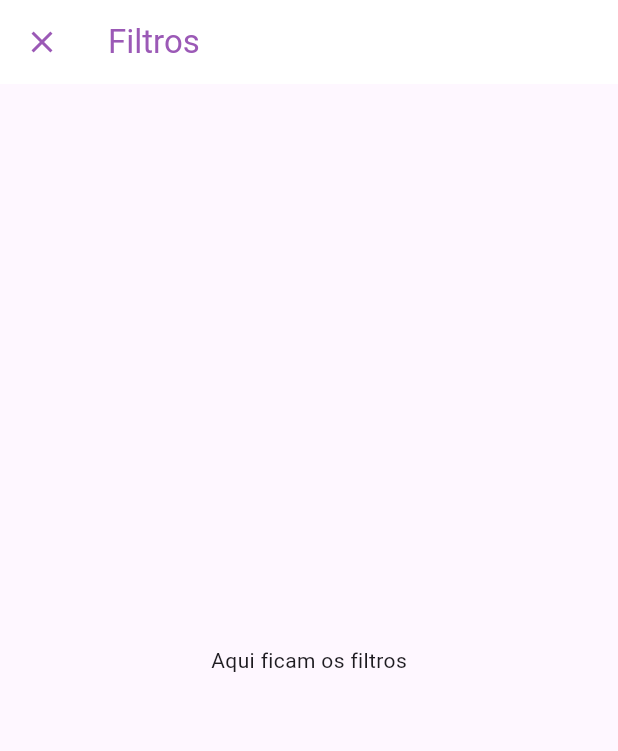
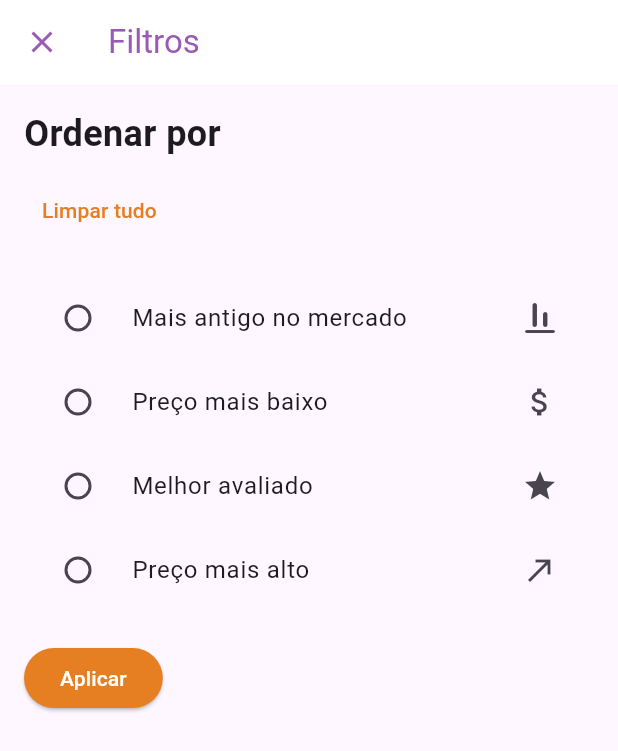
Before and after one commit to antoniosereno95/marcasom, a Flutter app: the ListagemArtista screen opened directly with empty values, after a tap on "Filtros", on a phone screen of 412 x 824 dp. Shown: the top 751 px of the screen. Run offline on Flutter 3.47's test engine with Material 3 defaults, Android fonts, the phone set to English and light mode, and no system bars; our stand-ins replace flutter_svg, flutter_typeahead, page_transition.

Commit message:
Filtragem de artistas

```diff
--- a/lib/screens/listagemArtista.dart
+++ b/lib/screens/listagemArtista.dart
@@ -2,14 +2,7 @@ import 'package:flutter/material.dart';
 import 'package:marcasom/screens/perfilArtistScreen.dart';
 import 'package:marcasom/widgets/filtroArtista.dart';
 
-class ListagemArtista extends StatelessWidget {
-  ListagemArtista({super.key, required this.data, this.genero = '', required this.local});
-
-  final String local;
-  final String data;
-  final String genero;
-
-  final List<Map<String, String>> musicians = [
+final List<Map<String, String>> musicians = [
     {
       "nome": "Sibá",
       "tipo": "Solo",
@@ -352,37 +345,55 @@ class ListagemArtista extends StatelessWidget {
       "email": "souldorecife@musica.com"
     }
 ];
+class ListagemArtista extends StatefulWidget {
+  const ListagemArtista({super.key, required this.data, this.genero = '', required this.local});
+
+  final String local;
+  final String data;
+  final String genero;
+
+@override
+  _ListagemArtistaState createState() => _ListagemArtistaState();
+}
+
+  class _ListagemArtistaState extends State<ListagemArtista> {
+  String _filterOption = '';
+
+  void _updateFilter(String filterOption) {
+    setState(() {
+      _filterOption = filterOption;
+    });
+  }
 
   @override
   Widget build(BuildContext context) {
-    print(data);
-    List<Map<String, String>> filteredMusicians = musicians.where((musician) => (musician['generoMusical'] == genero && musician['local'] == local)).toList();
+    List<Map<String, String>> filteredMusicians = musicians.where((musician) => (musician['generoMusical'] == widget.genero && musician['local'] == widget.local)).toList();
 
-    if(genero == ''){
-      filteredMusicians = musicians.where((musician) => (musician['local'] == local)).toList();
+    if(widget.genero == ''){
+      filteredMusicians = musicians.where((musician) => (musician['local'] == widget.local)).toList();
+    }
+
+    // Ordenar conforme a opção selecionada
+    switch (_filterOption) {
+      case 'Mais antigo no mercado':
+        filteredMusicians.sort((a, b) => int.parse(a['dataNascimento']!.split('/')[2]).compareTo(int.parse(b['dataNascimento']!.split('/')[2])));
+        break;
+      case 'Preço mais baixo':
+        filteredMusicians.sort((a, b) => double.parse(a['cache']!.replaceAll(RegExp(r'[^\d]'), '')).compareTo(double.parse(b['cache']!.replaceAll(RegExp(r'[^\d]'), ''))));
+        break;
+      case 'Melhor avaliado':
+        filteredMusicians.sort((a, b) => double.parse(b['avaliacao']!).compareTo(double.parse(a['avaliacao']!)));
+        break;
+      case 'Preço mais alto':
+        filteredMusicians.sort((a, b) => double.parse(a['cache']!.replaceAll(RegExp(r'[^\d]'), '')).compareTo(double.parse(b['cache']!.replaceAll(RegExp(r'[^\d]'), ''))));
+        filteredMusicians = filteredMusicians.reversed.toList(); // Inverter a lista para obter o preço mais alto primeiro
+        break;
     }
 
     return Scaffold(
       body: Column(
         children: [
-          const BarraSuperior(),
-          Expanded(
-            child: ListaArtistas(musicians: filteredMusicians),
-          ),
-        ],
-      ),
-    );
-  }
-}
-
-class BarraSuperior extends StatelessWidget {
-  const BarraSuperior({
-    super.key,
-  });
-
-  @override
-  Widget build(BuildContext context) {
-    return Container(
+          Container(
       decoration: BoxDecoration(
         color: Colors.white,
         boxShadow: [
@@ -405,12 +416,15 @@ class BarraSuperior extends StatelessWidget {
               },
             ),
             GestureDetector(
-              onTap: () {
-                Navigator.push(
-                  context,
-                  MaterialPageRoute(builder: (context) => const Filtros()),
-                );
-              },
+              onTap: () async {
+              final result = await Navigator.push(
+                context,
+                MaterialPageRoute(builder: (context) => const Filtros()),
+              );
+              if (result != null) {
+                _updateFilter(result as String);
+              }
+            },
               child: const Text(
                 'Filtros',
                 style: TextStyle(
@@ -421,6 +435,12 @@ class BarraSuperior extends StatelessWidget {
             ),
           ],
         ),
+      ),
+    ),
+          Expanded(
+            child: ListaArtistas(musicians: filteredMusicians),
+          ),
+        ],
       ),
     );
   }
@@ -481,7 +501,7 @@ class ArtistaCard extends StatelessWidget {
                     ),
                   ),
                   Text(musicians[i]['tipo']!),
-                  Text('Gênero musical: ' + musicians[i]['generoMusical']!),
+                  Text('Gênero musical: ${musicians[i]['generoMusical']!}'),
                   Row(
                     children: [
                       Text(
--- a/lib/widgets/filtroArtista.dart
+++ b/lib/widgets/filtroArtista.dart
@@ -18,8 +18,108 @@ class Filtros extends StatelessWidget {
         elevation: 0,
       ),
       body: const Center(
-        child: Text('Aqui ficam os filtros'),
+        child: OrdenarPorScreen(),
       ),
     );
   }
 }
+
+class OrdenarPorScreen extends StatefulWidget {
+  const OrdenarPorScreen({super.key});
+
+  @override
+  _OrdenarPorScreenState createState() => _OrdenarPorScreenState();
+}
+
+class _OrdenarPorScreenState extends State<OrdenarPorScreen> {
+  String _selectedOption = '';
+
+  void _applyFilters() {
+    // Navegar de volta para a tela de listagem de artistas com o filtro selecionado
+    Navigator.pop(context, _selectedOption);
+  }
+
+  @override
+  Widget build(BuildContext context) {
+    return Padding(
+      padding: const EdgeInsets.all(16.0),
+      child: Column(
+        crossAxisAlignment: CrossAxisAlignment.start,
+        children: [
+          const Text(
+            'Ordenar por',
+            style: TextStyle(
+              fontSize: 24,
+              fontWeight: FontWeight.bold,
+            ),
+          ),
+          const SizedBox(height: 10),
+          TextButton(
+            onPressed: () {
+              setState(() {
+                _selectedOption = '';
+              });
+            },
+            child: const Text(
+              'Limpar tudo',
+              style: TextStyle(color: Color(0xFFE67E22)),
+            ),
+          ),
+          const SizedBox(height: 20),
+          RadioListTile<String>(
+            title: const Text('Mais antigo no mercado'),
+            value: 'Mais antigo no mercado',
+            groupValue: _selectedOption,
+            onChanged: (value) {
+              setState(() {
+                _selectedOption = value!;
+              });
+            },
+            secondary: const Icon(Icons.align_vertical_bottom_rounded),
+          ),
+          RadioListTile<String>(
+            title: const Text('Preço mais baixo'),
+            value: 'Preço mais baixo',
+            groupValue: _selectedOption,
+            onChanged: (value) {
+              setState(() {
+                _selectedOption = value!;
+              });
+            },
+            secondary: const Icon(Icons.attach_money),
+          ),
+          RadioListTile<String>(
+            title: const Text('Melhor avaliado'),
+            value: 'Melhor avaliado',
+            groupValue: _selectedOption,
+            onChanged: (value) {
+              setState(() {
+                _selectedOption = value!;
+              });
+            },
+            secondary: const Icon(Icons.star),
+          ),
+          RadioListTile<String>(
+            title: const Text('Preço mais alto'),
+            value: 'Preço mais alto',
+            groupValue: _selectedOption,
+            onChanged: (value) {
+              setState(() {
+                _selectedOption = value!;
+              });
+            },
+            secondary: const Icon(Icons.call_made_sharp),
+          ),
+          const SizedBox(height: 20),
+          ElevatedButton(
+            onPressed: _applyFilters,
+            style: ElevatedButton.styleFrom(
+              foregroundColor: Colors.white, backgroundColor: const Color(0xFFE67E22),
+            ),
+            child: const Text('Aplicar'),
+          ),
+        ],
+      ),
+    );
+  }
+}
```
